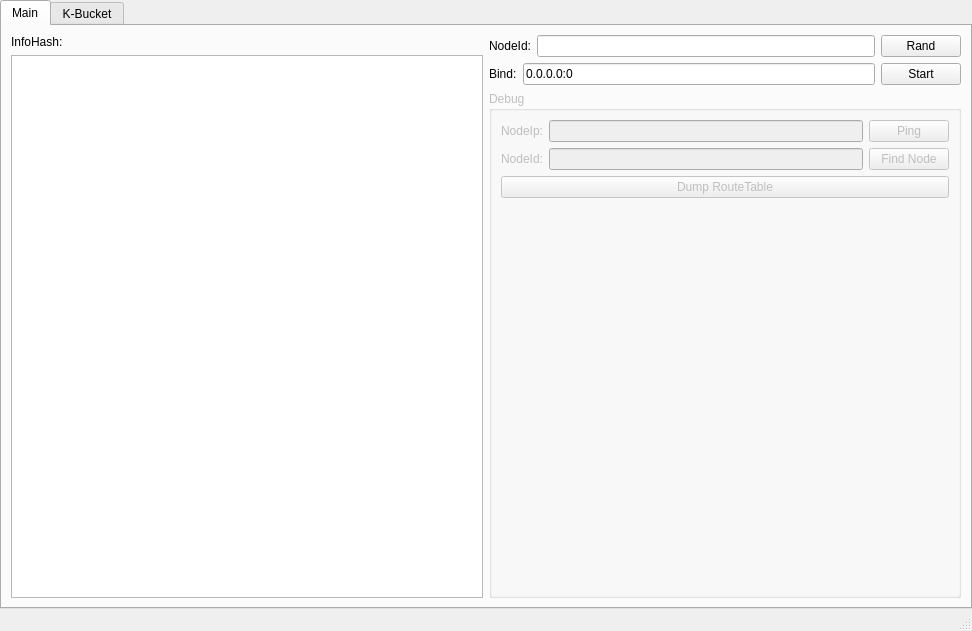
BusyStudent/DHT, file main.ui: the form before one commit.
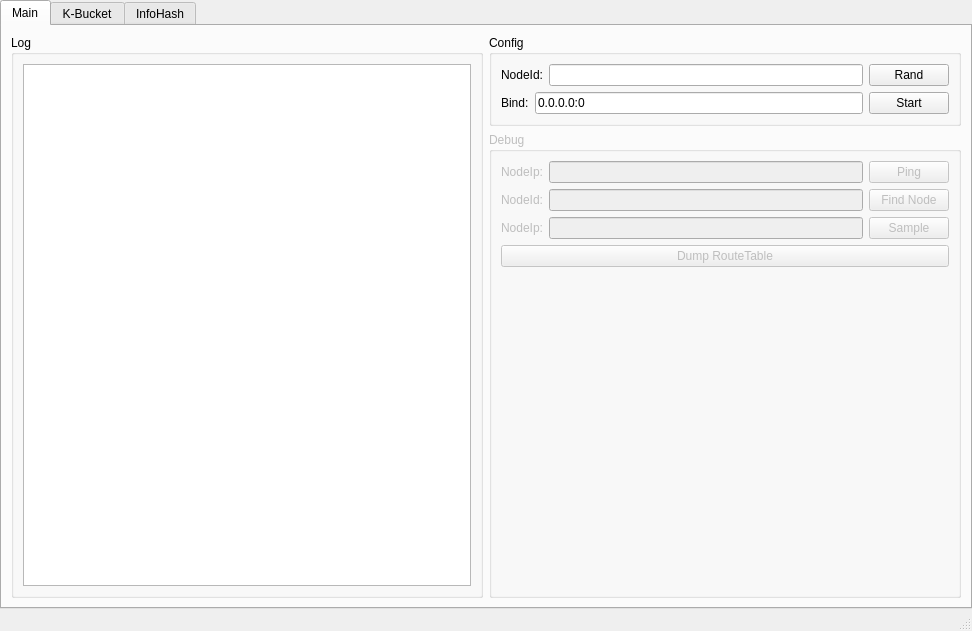
The form after the commit.

Commit message: [feature] add sample

Diff of the .ui file:
```diff
--- a/main.ui
+++ b/main.ui
@@ -36,22 +36,24 @@
        <attribute name="title">
         <string>Main</string>
        </attribute>
-       <layout class="QHBoxLayout" name="horizontalLayout_6">
-        <item>
-         <layout class="QVBoxLayout" name="verticalLayout_2" stretch="0,0">
-          <item>
-           <widget class="QLabel" name="label_5">
-            <property name="text">
-             <string>InfoHash:</string>
-            </property>
-           </widget>
-          </item>
+       <layout class="QGridLayout" name="gridLayout">
+        <item row="0" column="0" rowspan="2">
+         <widget class="QGroupBox" name="groupBox_3">
+          <property name="title">
+           <string>Log</string>
+          </property>
+          <layout class="QHBoxLayout" name="horizontalLayout_7">
           <item>
-           <widget class="QListWidget" name="infoHashWidget"/>
-          </item>
-         </layout>
+            <widget class="QListWidget" name="logWidget"/>
+           </item>
+          </layout>
+         </widget>
         </item>
-        <item>
+        <item row="0" column="1">
+         <widget class="QGroupBox" name="groupBox_2">
+          <property name="title">
+           <string>Config</string>
+          </property>
          <layout class="QVBoxLayout" name="verticalLayout_3">
           <item>
            <layout class="QHBoxLayout" name="horizontalLayout_4">
@@ -99,7 +101,10 @@
             </item>
            </layout>
           </item>
-          <item>
+          </layout>
+         </widget>
+        </item>
+        <item row="1" column="1">
            <widget class="QGroupBox" name="groupBox">
             <property name="enabled">
              <bool>false</bool>
@@ -150,6 +155,27 @@
                </item>
               </layout>
              </item>
+           <item>
+            <layout class="QHBoxLayout" name="horizontalLayout_6">
+             <item>
+              <widget class="QLabel" name="label_6">
+               <property name="text">
+                <string>NodeIp:</string>
+               </property>
+              </widget>
+             </item>
+             <item>
+              <widget class="QLineEdit" name="sampleEdit"/>
+             </item>
+             <item>
+              <widget class="QPushButton" name="sampleButton">
+               <property name="text">
+                <string>Sample</string>
+               </property>
+              </widget>
+             </item>
+            </layout>
+           </item>
              <item>
               <widget class="QPushButton" name="dumpButton">
                <property name="text">
@@ -174,8 +200,6 @@
            </widget>
           </item>
          </layout>
-        </item>
-       </layout>
       </widget>
       <widget class="QWidget" name="tab_2">
        <attribute name="title">
@@ -233,6 +257,16 @@
         </property>
        </widget>
       </widget>
+      <widget class="QWidget" name="tab_3">
+       <attribute name="title">
+        <string>InfoHash</string>
+       </attribute>
+       <layout class="QVBoxLayout" name="verticalLayout_2">
+        <item>
+         <widget class="QListWidget" name="infoHashWidget"/>
+        </item>
+       </layout>
+      </widget>
      </widget>
     </item>
    </layout>
```
Lines whose indentation alone changed are shown as unchanged. The commit also changes 8 other files.
